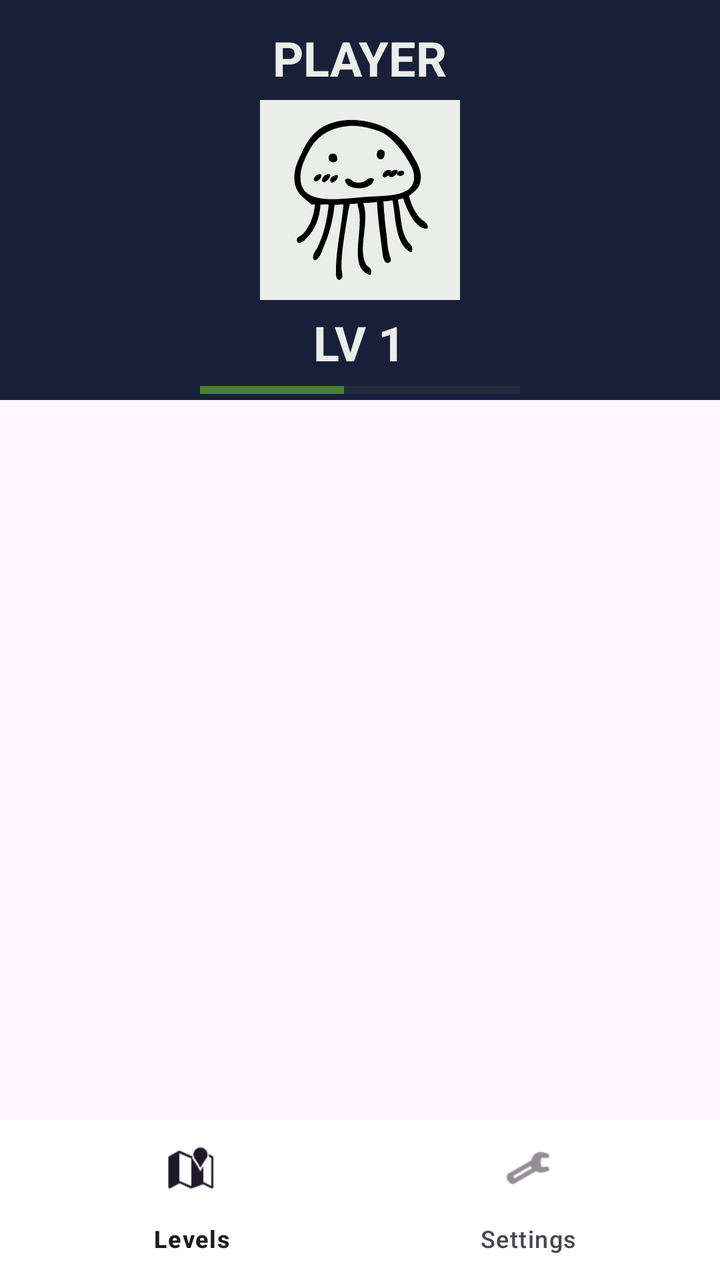
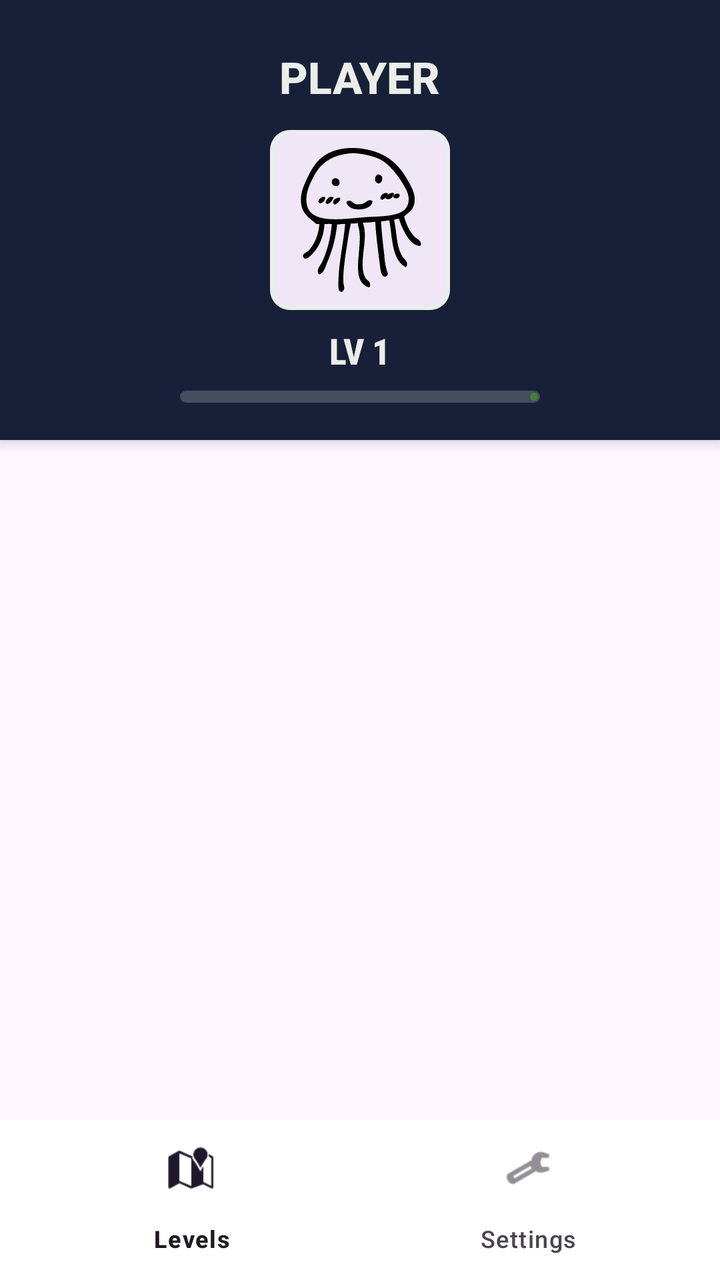

Two renders of the same Android screen: before a commit and after it. Below are the layout's source before the change and the commit's diff.
<!-- AndroidManifest.xml: application theme Theme.Academo -->
<!-- res/layout/activity_home.xml -->
<?xml version="1.0" encoding="utf-8"?>
<RelativeLayout
    xmlns:android="http://schemas.android.com/apk/res/android"
    xmlns:app="http://schemas.android.com/apk/res-auto"
    xmlns:tools="http://schemas.android.com/tools"
    android:id="@+id/main"
    android:layout_width="match_parent"
    android:layout_height="match_parent"
    tools:context=".HomeActivity">

    
    <RelativeLayout
        android:id="@+id/profile_bar"
        android:layout_width="match_parent"
        android:layout_height="200dp"
        android:layout_alignParentTop="true">

        <View
            android:id="@+id/background_line"
            android:layout_width="match_parent"
            android:layout_height="match_parent"
            android:background="#172038" />

        <TextView
            android:id="@+id/user_name_text"
            android:layout_width="wrap_content"
            android:layout_height="wrap_content"
            android:layout_above="@id/profile_picture"
            android:layout_centerHorizontal="true"
            android:layout_marginBottom="5dp"
            android:text="PLAYER"
            android:textColor="#ebede9"
            android:textSize="24sp"
            android:textStyle="bold"
            tools:ignore="HardcodedText" />

        <ImageView
            android:id="@+id/profile_picture"
            android:layout_width="100dp"
            android:layout_height="100dp"
            android:layout_centerInParent="true"
            android:background="#ebede9"
            android:src="@drawable/profile_picture"
            android:clickable="true"
            android:focusable="true"/>

        <TextView
            android:id="@+id/level_text"
            android:layout_width="wrap_content"
            android:layout_height="wrap_content"
            android:layout_below="@id/profile_picture"
            android:layout_centerHorizontal="true"
            android:layout_marginTop="5dp"
            android:text="LV 1"
            android:textColor="#ebede9"
            android:textSize="24sp"
            android:textStyle="bold"
            tools:ignore="HardcodedText" />

        <ProgressBar
            android:id="@+id/level_progress"
            style="?android:attr/progressBarStyleHorizontal"
            android:layout_width="160dp"
            android:layout_height="wrap_content"
            android:layout_below="@id/level_text"
            android:layout_centerHorizontal="true"
            android:layout_marginTop="3dp"
            android:max="100"
            android:progress="45"
            tools:progress="45"
            android:progressTint="#468232"/>
    </RelativeLayout>

    <androidx.recyclerview.widget.RecyclerView
        android:id="@+id/level_select_list"
        android:layout_width="match_parent"
        android:layout_height="match_parent"
        android:layout_below="@id/profile_bar"
        android:layout_above="@id/bottom_navigation" />

    <com.google.android.material.bottomnavigation.BottomNavigationView
        android:id="@+id/bottom_navigation"
        android:layout_width="match_parent"
        android:layout_height="wrap_content"
        android:layout_alignParentBottom="true"
        android:background="#FFFFFF"
        app:menu="@menu/bottom_nav_menu" />

</RelativeLayout>
<!-- resources referenced by this layout -->
<resources>
  <!-- drawable profile_picture: vector/xml drawable (drawable, 6495 chars, omitted) -->
  <style name="Theme.Academo" parent="Base.Theme.Academo" />
  <style name="Base.Theme.Academo" parent="Theme.Material3.DayNight.NoActionBar">
          
          
      </style>
</resources>

<!-- the commit's change to res/layout/activity_home.xml (unified diff, before → after) -->
@@ -2,81 +2,104 @@
 <RelativeLayout
     xmlns:android="http://schemas.android.com/apk/res/android"
     xmlns:app="http://schemas.android.com/apk/res-auto"
-    xmlns:tools="http://schemas.android.com/tools"
+    xmlns:tools="http://tools.android.com/tools"
     android:id="@+id/main"
     android:layout_width="match_parent"
     android:layout_height="match_parent"
+    android:background="?android:attr/windowBackground"
     tools:context=".HomeActivity">
 
     
-    <RelativeLayout
+    <com.google.android.material.card.MaterialCardView
         android:id="@+id/profile_bar"
         android:layout_width="match_parent"
-        android:layout_height="200dp"
-        android:layout_alignParentTop="true">
+        android:layout_height="220dp"
+        android:layout_alignParentTop="true"
+        app:cardBackgroundColor="#172038"
+        app:cardCornerRadius="0dp"
+        app:cardElevation="4dp"
+        app:strokeWidth="0dp">
 
-        <View
-            android:id="@+id/background_line"
+        <RelativeLayout
             android:layout_width="match_parent"
             android:layout_height="match_parent"
-            android:background="#172038" />
+            android:padding="16dp">
 
-        <TextView
-            android:id="@+id/user_name_text"
-            android:layout_width="wrap_content"
-            android:layout_height="wrap_content"
-            android:layout_above="@id/profile_picture"
-            android:layout_centerHorizontal="true"
-            android:layout_marginBottom="5dp"
-            android:text="PLAYER"
-            android:textColor="#ebede9"
-            android:textSize="24sp"
-            android:textStyle="bold"
-            tools:ignore="HardcodedText" />
+            <TextView
+                android:id="@+id/user_name_text"
+                android:layout_width="wrap_content"
+                android:layout_height="wrap_content"
+                android:layout_above="@id/profile_image_container"
+                android:layout_centerHorizontal="true"
+                android:layout_marginBottom="12dp"
+                android:fontFamily="sans-serif-medium"
+                android:text="PLAYER"
+                android:textColor="#EBEDE9"
+                android:textSize="22sp"
+                android:textStyle="bold"
+                tools:ignore="HardcodedText" />
 
-        <ImageView
-            android:id="@+id/profile_picture"
-            android:layout_width="100dp"
-            android:layout_height="100dp"
-            android:layout_centerInParent="true"
-            android:background="#ebede9"
-            android:src="@drawable/profile_picture"
-            android:clickable="true"
-            android:focusable="true"/>
+            <com.google.android.material.card.MaterialCardView
+                android:id="@+id/profile_image_container"
+                android:layout_width="90dp"
+                android:layout_height="90dp"
+                android:layout_centerInParent="true"
+                app:cardCornerRadius="10dp"
+                app:cardElevation="0dp"
+                app:strokeColor="#EBEDE9"
+                app:strokeWidth="2dp">
 
-        <TextView
-            android:id="@+id/level_text"
-            android:layout_width="wrap_content"
-            android:layout_height="wrap_content"
-            android:layout_below="@id/profile_picture"
-            android:layout_centerHorizontal="true"
-            android:layout_marginTop="5dp"
-            android:text="LV 1"
-            android:textColor="#ebede9"
-            android:textSize="24sp"
-            android:textStyle="bold"
-            tools:ignore="HardcodedText" />
+                <ImageView
+                    android:id="@+id/profile_picture"
+                    android:layout_width="match_parent"
+                    android:layout_height="match_parent"
+                    android:scaleType="centerCrop"
+                    android:src="@drawable/profile_picture"
+                    android:clickable="true"
+                    android:focusable="true" />
+            </com.google.android.material.card.MaterialCardView>
 
-        <ProgressBar
-            android:id="@+id/level_progress"
-            style="?android:attr/progressBarStyleHorizontal"
-            android:layout_width="160dp"
-            android:layout_height="wrap_content"
-            android:layout_below="@id/level_text"
-            android:layout_centerHorizontal="true"
-            android:layout_marginTop="3dp"
-            android:max="100"
-            android:progress="45"
-            tools:progress="45"
-            android:progressTint="#468232"/>
-    </RelativeLayout>
+            <TextView
+                android:id="@+id/level_text"
+                android:layout_width="wrap_content"
+                android:layout_height="wrap_content"
+                android:layout_below="@id/profile_image_container"
+                android:layout_centerHorizontal="true"
+                android:layout_marginTop="8dp"
+                android:fontFamily="sans-serif-condensed-medium"
+                android:text="LV 1"
+                android:textColor="#EBEDE9"
+                android:textSize="18sp"
+                android:textStyle="bold"
+                tools:ignore="HardcodedText" />
+
+            <com.google.android.material.progressindicator.LinearProgressIndicator
+                android:id="@+id/level_progress"
+                android:layout_width="180dp"
+                android:layout_height="wrap_content"
+                android:layout_below="@id/level_text"
+                android:layout_centerHorizontal="true"
+                android:layout_marginTop="8dp"
+                android:max="200"
+                android:progress="45"
+                app:trackColor="#33FFFFFF"
+                app:indicatorColor="#468232"
+                app:trackCornerRadius="4dp"
+                app:trackThickness="6dp" />
+
+        </RelativeLayout>
+    </com.google.android.material.card.MaterialCardView>
+
 
     <androidx.recyclerview.widget.RecyclerView
         android:id="@+id/level_select_list"
         android:layout_width="match_parent"
         android:layout_height="match_parent"
         android:layout_below="@id/profile_bar"
-        android:layout_above="@id/bottom_navigation" />
+        android:layout_above="@id/bottom_navigation"
+        android:clipToPadding="false"
+        android:paddingTop="16dp"
+        android:paddingBottom="16dp"/>
 
     <com.google.android.material.bottomnavigation.BottomNavigationView
         android:id="@+id/bottom_navigation"
